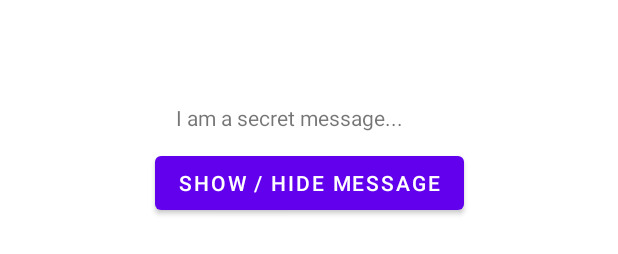
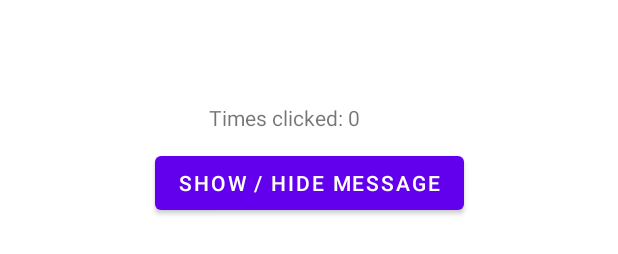
Before and after one commit to mpjovanovich/ivy_tech, an Android app: the layout activity_main.xml on its own in the app's theme, with its tools: preview values and no code run, on a phone screen of 412 x 824 dp. Shown: the part 912-1166 px from the top of the screen. Run offline under Robolectric (Android 15) with nearby library versions, the phone set to English and light mode, and no system bars.

Commit message:
looks a little nicer

```diff
--- a/SDEV264_Mobile_Application_Development/AndroidStudioProjects/Demos/Lesson5Demo/app/src/main/res/layout/activity_main.xml
+++ b/SDEV264_Mobile_Application_Development/AndroidStudioProjects/Demos/Lesson5Demo/app/src/main/res/layout/activity_main.xml
@@ -44,8 +44,8 @@
 
     <androidx.constraintlayout.widget.Group
         android:id="@+id/mockGroup"
-        android:layout_width="wrap_content"
-        android:layout_height="wrap_content"
+        android:layout_width="6dp"
+        android:layout_height="2dp"
         android:visibility="visible"
         app:constraint_referenced_ids="mockView1,mockView2,mockView3"
         tools:layout_editor_absoluteX="10dp"
@@ -62,14 +62,14 @@
         app:layout_constraintStart_toStartOf="parent" />
 
     <TextView
-        android:id="@+id/textView"
+        android:id="@+id/timesClickedText"
         android:layout_width="wrap_content"
         android:layout_height="wrap_content"
         android:layout_marginBottom="10dp"
+        android:text="Times clicked: 0"
         app:layout_constraintBottom_toTopOf="@+id/testButton"
         app:layout_constraintEnd_toEndOf="parent"
         app:layout_constraintHorizontal_bias="0.445"
-        app:layout_constraintStart_toStartOf="parent"
-        tools:text="I am a secret message..." />
+        app:layout_constraintStart_toStartOf="parent" />
 
 </androidx.constraintlayout.widget.ConstraintLayout>
```
Also changed, not shown: SDEV264_Mobile_Application_Development/AndroidStudioProjects/Demos/Lesson5Demo/app/build.gradle (+5 -3 lines), SDEV264_Mobile_Application_Development/AndroidStudioProjects/Demos/Lesson5Demo/app/src/main/java/com/example/lesson5/MainActivity.kt (+9 -10 lines).
